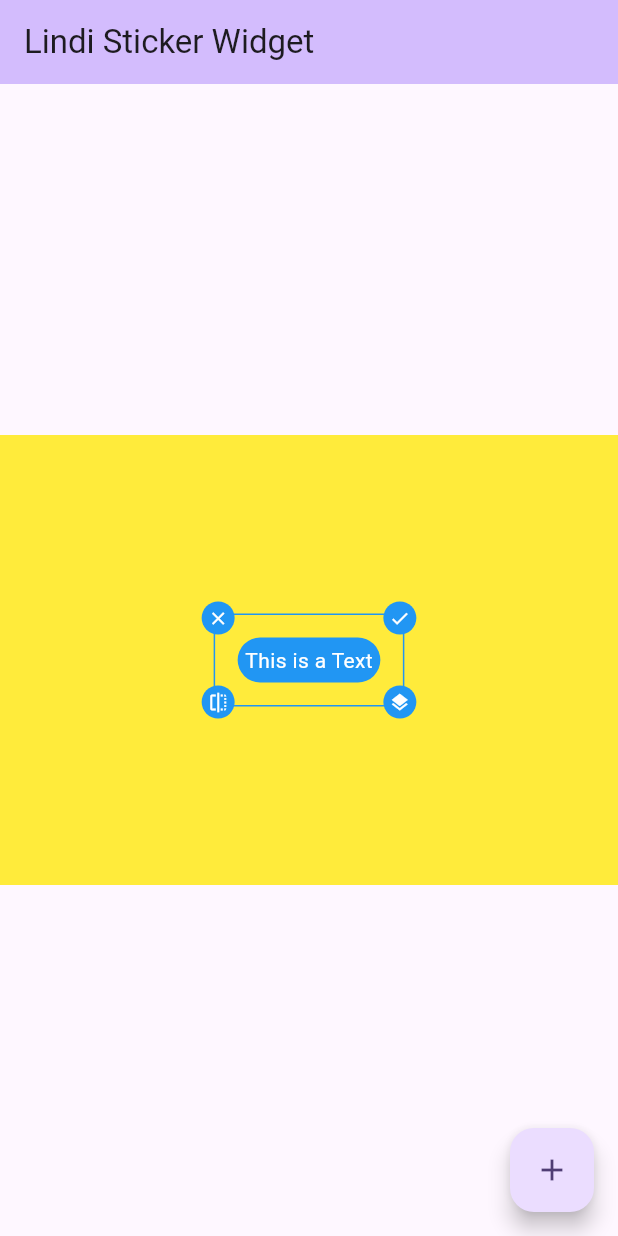
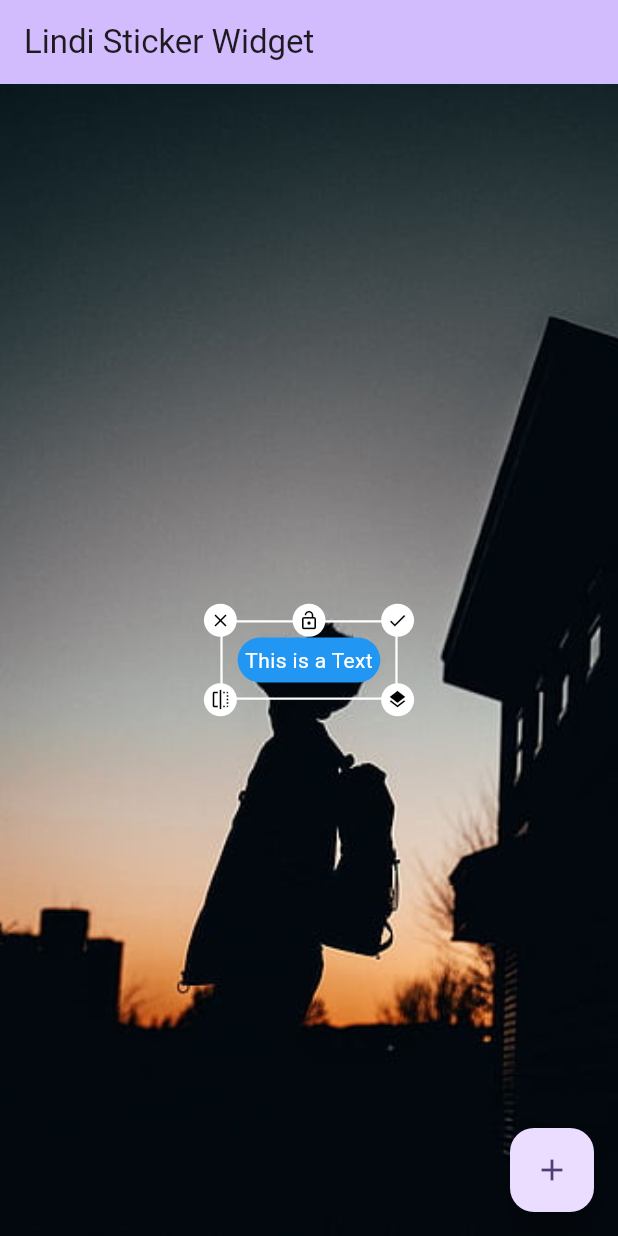
Before and after one commit to majlindavdylaj/lindi_sticker_widget, a Flutter app: the screen it shows after launch, after a tap on the "done" icon, after a tap on the "close" icon, after a tap on the "add" icon, on a phone screen of 412 x 824 dp. Run offline on Flutter 3.47's test engine with Material 2 defaults, Android fonts, the phone set to English and light mode, and no system bars; network calls fail.

Commit message:
some important changes

```diff
--- a/example/lib/main.dart
+++ b/example/lib/main.dart
@@ -31,12 +31,12 @@ class MyHomePage extends StatefulWidget {
 
 class _MyHomePageState extends State<MyHomePage> {
 
-  LindiController controller = LindiController();
+  late LindiController controller;
 
   List<Widget> widgets = [
     SizedBox(
         height: 150,
-        width: 150,
+        width: 100,
         child: Image.network('https://picsum.photos/200/300')
     ),
     const Icon(Icons.favorite, color: Colors.red, size: 50)
@@ -44,6 +44,10 @@ class _MyHomePageState extends State<MyHomePage> {
 
   @override
   void initState() {
+    controller = LindiController(
+      borderColor: Colors.white,
+      iconColor: Colors.black
+    );
     for (var element in widgets) {
       controller.addWidget(element);
     }
@@ -57,15 +61,12 @@ class _MyHomePageState extends State<MyHomePage> {
         backgroundColor: Theme.of(context).colorScheme.inversePrimary,
         title: const Text('Lindi Sticker Widget'),
       ),
-      body: Center(
-        child: LindiStickerWidget(
-          controller: controller,
-          child: Container(
-            color: Colors.yellow,
-            width: double.infinity,
-            height: 300,
-          ),
-        ),
+      body: LindiStickerWidget(
+        controller: controller,
+        child: SizedBox(
+          width: double.infinity,
+          height: double.infinity,
+          child: Image.asset('assets/wallpaper.jpg', fit: BoxFit.cover)),
       ),
       floatingActionButton: FloatingActionButton(
         onPressed: () async {
--- a/lib/draggable_widget.dart
+++ b/lib/draggable_widget.dart
@@ -3,12 +3,26 @@ import 'package:lindi_sticker_widget/matrix_gesture_detector.dart';
 
 //ignore: must_be_immutable
 class DraggableWidget extends StatelessWidget {
-  final Widget child;
-  final Color borderColor;
-  final Color iconColor;
+  Widget child;
+  Color borderColor;
+  Color iconColor;
+  bool showDone;
+  bool showClose;
+  bool showFlip;
+  bool showStack;
+  bool showLock;
+  bool showAllBorders;
+  bool shouldMove;
+  bool shouldRotate;
+  bool shouldScale;
+  double minScale;
+  double maxScale;
 
-  bool showBorder = true;
-  bool isFlip = false;
+  bool _showBorder = true;
+  bool _isFlip = false;
+  bool _isLock = false;
+  bool _isUpdating = false;
+  double _scale = 1;
 
   Function(Key?) onBorder;
   Function(Key?) onDelete;
@@ -22,61 +36,100 @@ class DraggableWidget extends StatelessWidget {
       required this.child,
       required this.borderColor,
       required this.iconColor,
+      required this.showDone,
+      required this.showClose,
+      required this.showFlip,
+      required this.showStack,
+      required this.showLock,
+      required this.showAllBorders,
+      required this.shouldMove,
+      required this.shouldRotate,
+      required this.shouldScale,
+      required this.minScale,
+      required this.maxScale,
       required this.onBorder,
       required this.onDelete,
       required this.onLayer});
 
   update(border) {
-    showBorder = border;
+    _showBorder = border;
     updater.value = !updater.value;
   }
 
   _flip() {
-    isFlip = !isFlip;
+    _isFlip = !_isFlip;
     updater.value = !updater.value;
   }
 
   _done() {
-    showBorder = false;
+    _showBorder = false;
+    updater.value = !updater.value;
+  }
+
+  _lock(){
+    _isLock = !_isLock;
+    showDone = !_isLock;
+    showClose = !_isLock;
+    showFlip = !_isLock;
+    showStack = !_isLock;
+    shouldScale = !_isLock;
+    shouldRotate = !_isLock;
+    shouldMove = !_isLock;
     updater.value = !updater.value;
   }
 
   @override
   Widget build(BuildContext context) {
+    return ValueListenableBuilder(
+      valueListenable: updater,
+      builder: (_, __, ___) {
+        double circleSize = 22 / _scale;
+        double iconSize = 14 / _scale;
+        double marginSize = 11 / _scale;
         return MatrixGestureDetector(
+          shouldTranslate: shouldMove,
+          shouldRotate: shouldRotate,
+          shouldScale: shouldScale,
+          minScale: minScale,
+          maxScale: maxScale,
           onScaleStart: () {
+            _isUpdating = true;
             onBorder(key);
           },
-      onMatrixUpdate: (m, tm, sm, rm) {
+          onScaleEnd: () {
+            _isUpdating = false;
+            updater.value = !updater.value;
+          },
+          onMatrixUpdate: (s, m, tm, sm, rm) {
+            _scale = s;
             notifier.value = m;
           },
-      child: ValueListenableBuilder(
-          valueListenable: updater,
-          builder: (_, __, ___) {
-            return AnimatedBuilder(
+          child: AnimatedBuilder(
             animation: notifier,
             builder: (ctx, child) {
-                return Transform(
+              Widget transformChild = Transform(
                 transform: notifier.value,
-                  child: Align(
-                    alignment: Alignment.center,
+                child: Center(
                   child: Stack(
                     children: [
                       Container(
-                          margin: const EdgeInsets.all(8.0),
-                          padding: const EdgeInsets.all(15.0),
-                          decoration: showBorder
+                        margin: EdgeInsets.all(marginSize),
+                        padding: EdgeInsets.all(10 / _scale),
+                        decoration: (showAllBorders && _showBorder)
                             ? BoxDecoration(
-                                  border: Border.all(color: borderColor),
+                                border: Border.all(
+                                  color: borderColor,
+                                  width: 1.5 / _scale
+                                ),
                               )
                             : null,
                         child: FittedBox(
                           fit: BoxFit.contain,
                           child: Transform.flip(
-                                flipX: isFlip, child: this.child),
+                            flipX: _isFlip, child: this.child),
                         ),
                       ),
-                        if (showBorder)
+                      if (showAllBorders && _showBorder && showDone)
                         Positioned(
                           right: 0,
                           child: GestureDetector(
@@ -84,19 +137,19 @@ class DraggableWidget extends StatelessWidget {
                               _done();
                             },
                             child: SizedBox(
-                                width: 22,
-                                height: 22,
+                              width: circleSize,
+                              height: circleSize,
                               child: CircleAvatar(
                                   backgroundColor: borderColor,
                                   child: Icon(
                                     Icons.done,
-                                      size: 14,
+                                    size: iconSize,
                                     color: iconColor,
                                   )),
                             ),
                           ),
                         ),
-                        if (showBorder)
+                      if (showAllBorders && _showBorder && showClose)
                         Positioned(
                           left: 0,
                           child: GestureDetector(
@@ -104,19 +157,19 @@ class DraggableWidget extends StatelessWidget {
                               onDelete(key);
                             },
                             child: SizedBox(
-                                width: 22,
-                                height: 22,
+                              width: circleSize,
+                              height: circleSize,
                               child: CircleAvatar(
                                   backgroundColor: borderColor,
                                   child: Icon(
                                     Icons.close,
-                                      size: 14,
+                                    size: iconSize,
                                     color: iconColor,
                                   )),
                             ),
                           ),
                         ),
-                        if (showBorder)
+                      if (showAllBorders && _showBorder && showFlip)
                         Positioned(
                           bottom: 0,
                           left: 0,
@@ -125,19 +178,19 @@ class DraggableWidget extends StatelessWidget {
                               _flip();
                             },
                             child: SizedBox(
-                                width: 22,
-                                height: 22,
+                              width: circleSize,
+                              height: circleSize,
                               child: CircleAvatar(
                                   backgroundColor: borderColor,
                                   child: Icon(
                                     Icons.flip,
-                                      size: 14,
+                                    size: iconSize,
                                     color: iconColor,
                                   )),
                             ),
                           ),
                         ),
-                        if (showBorder)
+                      if (showAllBorders && _showBorder && showStack)
                         Positioned(
                           bottom: 0,
                           right: 0,
@@ -146,25 +199,55 @@ class DraggableWidget extends StatelessWidget {
                               onLayer(key);
                             },
                             child: SizedBox(
-                                width: 22,
-                                height: 22,
+                              width: circleSize,
+                              height: circleSize,
                               child: CircleAvatar(
                                   backgroundColor: borderColor,
                                   child: Icon(
                                     Icons.layers,
-                                      size: 14,
+                                    size: iconSize,
                                     color: iconColor,
                                   )),
                             ),
                           ),
-                          )
+                        ),
+                      if (showAllBorders && _showBorder && showLock)
+                        Positioned(
+                          left: 0,
+                          right: 0,
+                          child: GestureDetector(
+                            onTap: () {
+                              _lock();
+                            },
+                            child: SizedBox(
+                              width: circleSize,
+                              height: circleSize,
+                              child: CircleAvatar(
+                                  backgroundColor: borderColor,
+                                  child: Icon(
+                                    _isLock ? Icons.lock : Icons.lock_open,
+                                    size: iconSize,
+                                    color: iconColor,
+                                  )),
+                            ),
+                          ),
+                        ),
                     ],
                   ),
                 ),
               );
+              return _isUpdating ?
+              Container(
+                color: Colors.transparent,
+                width: double.infinity,
+                height: double.infinity,
+                child: transformChild
+              ) : transformChild;
             },
-            );
-          }),
+          ),
         );
       }
+    );
   }
+
+}
--- a/lib/lindi_controller.dart
+++ b/lib/lindi_controller.dart
@@ -11,16 +11,35 @@ import 'package:lindi_sticker_widget/lindi_sticker_widget.dart';
 class LindiController extends ChangeNotifier {
   List<DraggableWidget> widgets = [];
 
-  Color _borderColor = Colors.blue;
-  Color _iconColor = Colors.white;
+  Color borderColor;
+  Color iconColor;
+  bool showDone ;
+  bool showClose;
+  bool showFlip;
+  bool showStack;
+  bool showLock;
+  bool showAllBorders;
+  bool shouldMove;
+  bool shouldRotate;
+  bool shouldScale;
+  double minScale;
+  double maxScale;
 
-  set borderColor(Color color) {
-    _borderColor = color;
-    notifyListeners();
-  }
-
-  set iconColor(Color color) {
-    _iconColor = color;
+  LindiController({
+    this.borderColor = Colors.blue,
+    this.iconColor = Colors.white,
+    this.showDone = true,
+    this.showClose = true,
+    this.showFlip = true,
+    this.showStack = true,
+    this.showLock = true,
+    this.showAllBorders = true,
+    this.shouldMove = true,
+    this.shouldRotate = true,
+    this.shouldScale = true,
+    this.minScale = 0.5,
+    this.maxScale = 4
+  }){
     notifyListeners();
   }
 
@@ -28,8 +47,19 @@ class LindiController extends ChangeNotifier {
     Key key = Key('lindi-${DateTime.now().millisecondsSinceEpoch}-${_nrRnd()}');
     widgets.add(DraggableWidget(
         key: key,
-        borderColor: _borderColor,
-        iconColor: _iconColor,
+        borderColor: borderColor,
+        iconColor: iconColor,
+        showDone: showDone,
+        showClose: showClose,
+        showFlip: showFlip,
+        showStack: showStack,
+        showLock: showLock,
+        showAllBorders: showAllBorders,
+        shouldMove: shouldMove,
+        shouldRotate: shouldRotate,
+        shouldScale: shouldScale,
+        minScale: minScale,
+        maxScale: maxScale,
         onBorder: (key) {
           _border(key);
         },
--- a/lib/matrix_gesture_detector.dart
+++ b/lib/matrix_gesture_detector.dart
@@ -1,10 +1,9 @@
-library matrix_gesture_detector;
-
 import 'dart:math';
 
 import 'package:flutter/widgets.dart';
 
 typedef MatrixGestureDetectorCallback = void Function(
+    double scale,
     Matrix4 matrix,
     Matrix4 translationDeltaMatrix,
     Matrix4 scaleDeltaMatrix,
@@ -62,6 +61,10 @@ class MatrixGestureDetector extends StatefulWidget {
   final Alignment? focalPointAlignment;
 
   final VoidCallback onScaleStart;
+  final VoidCallback onScaleEnd;
+
+  final double minScale;
+  final double maxScale;
 
   const MatrixGestureDetector(
       {Key? key,
@@ -73,11 +76,15 @@ class MatrixGestureDetector extends StatefulWidget {
       this.clipChild = true,
       this.focalPointAlignment,
       this.behavior = HitTestBehavior.deferToChild,
-      required this.onScaleStart})
+      required this.onScaleStart,
+      required this.onScaleEnd,
+      required this.minScale,
+      required this.maxScale
+      })
       : super(key: key);
 
   @override
-  State<MatrixGestureDetector> createState() => _MatrixGestureDetectorState();
+  State<MatrixGestureDetector> createState() => MatrixGestureDetectorState();
 
   ///
   /// Compose the matrix from translation, scale and rotation matrices - you can
@@ -109,33 +116,40 @@ class MatrixGestureDetector extends StatefulWidget {
   }
 }
 
-class _MatrixGestureDetectorState extends State<MatrixGestureDetector> {
+class MatrixGestureDetectorState extends State<MatrixGestureDetector> {
   Matrix4 translationDeltaMatrix = Matrix4.identity();
   Matrix4 scaleDeltaMatrix = Matrix4.identity();
   Matrix4 rotationDeltaMatrix = Matrix4.identity();
   Matrix4 matrix = Matrix4.identity();
 
+  double recordScale = 1;
+  double recordOldScale = 0;
+
   @override
   Widget build(BuildContext context) {
     Widget child =
-        widget.clipChild ? ClipRect(child: widget.child) : widget.child;
+      widget.clipChild ?
+      ClipRect(
+        child: widget.child
+      ) : widget.child;
     return GestureDetector(
       behavior: widget.behavior,
       onScaleStart: onScaleStart,
       onScaleUpdate: onScaleUpdate,
+      onScaleEnd: onScaleEnd,
       child: child,
     );
   }
 
-  _ValueUpdater<Offset> translationUpdater = _ValueUpdater(
+  ValueUpdater<Offset> translationUpdater = ValueUpdater(
     value: Offset.zero,
     onUpdate: (oldVal, newVal) => newVal - oldVal,
   );
-  _ValueUpdater<double> scaleUpdater = _ValueUpdater(
+  ValueUpdater<double> scaleUpdater = ValueUpdater(
     value: 1.0,
     onUpdate: (oldVal, newVal) => newVal / oldVal,
   );
-  _ValueUpdater<double> rotationUpdater = _ValueUpdater(
+  ValueUpdater<double> rotationUpdater = ValueUpdater(
     value: 0.0,
     onUpdate: (oldVal, newVal) => newVal - oldVal,
   );
@@ -143,12 +157,18 @@ class _MatrixGestureDetectorState extends State<MatrixGestureDetector> {
   void onScaleStart(ScaleStartDetails details) {
     widget.onScaleStart();
     translationUpdater.value = details.focalPoint;
+    recordOldScale = recordScale;
     scaleUpdater.value = 1.0;
     rotationUpdater.value = 0.0;
   }
 
+  void onScaleEnd(ScaleEndDetails details) {
+    widget.onScaleEnd();
+  }
+
   void onScaleUpdate(ScaleUpdateDetails details) {
     widget.onScaleStart();
+
     translationDeltaMatrix = Matrix4.identity();
     scaleDeltaMatrix = Matrix4.identity();
     rotationDeltaMatrix = Matrix4.identity();
@@ -167,9 +187,13 @@ class _MatrixGestureDetectorState extends State<MatrixGestureDetector> {
 
     // handle matrix scaling
     if (widget.shouldScale && details.scale != 1.0) {
-      double scaleDelta = scaleUpdater.update(details.scale);
-      scaleDeltaMatrix = _scale(scaleDelta, focalPoint);
-      matrix = scaleDeltaMatrix * matrix;
+      double sc = recordOldScale * details.scale;
+      if(sc > widget.minScale && sc < widget.maxScale) {
+        recordScale = sc;
+        double scaleDelta = scaleUpdater.update(details.scale);
+        scaleDeltaMatrix = _scale(scaleDelta, focalPoint);
+        matrix = scaleDeltaMatrix * matrix;
+      }
     }
 
     // handle matrix rotating
@@ -178,8 +202,7 @@ class _MatrixGestureDetectorState extends State<MatrixGestureDetector> {
       rotationDeltaMatrix = _rotate(rotationDelta, focalPoint);
       matrix = rotationDeltaMatrix * matrix;
     }
-
-    widget.onMatrixUpdate(
+    widget.onMatrixUpdate(recordScale,
         matrix, translationDeltaMatrix, scaleDeltaMatrix, rotationDeltaMatrix);
   }
 
@@ -227,13 +250,13 @@ class _MatrixGestureDetectorState extends State<MatrixGestureDetector> {
   }
 }
 
-typedef _OnUpdate<T> = T Function(T oldValue, T newValue);
+typedef OnUpdate<T> = T Function(T oldValue, T newValue);
 
-class _ValueUpdater<T> {
-  final _OnUpdate<T> onUpdate;
+class ValueUpdater<T> {
+  final OnUpdate<T> onUpdate;
   T value;
 
-  _ValueUpdater({
+  ValueUpdater({
     required this.value,
     required this.onUpdate,
   });
```
Also changed, not shown: example/assets/wallpaper.jpg (added). Lines whose indentation alone changed are shown as unchanged.
